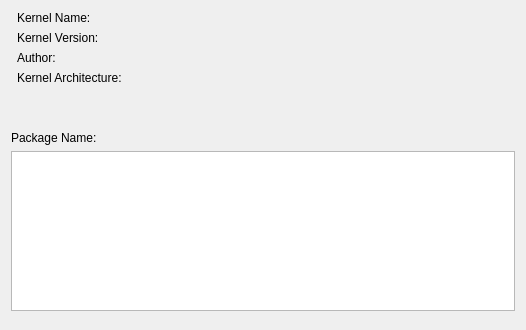
GXDE-OS/gxde-kernel-manager, file kernelinformationdialog.ui: the form before one commit.
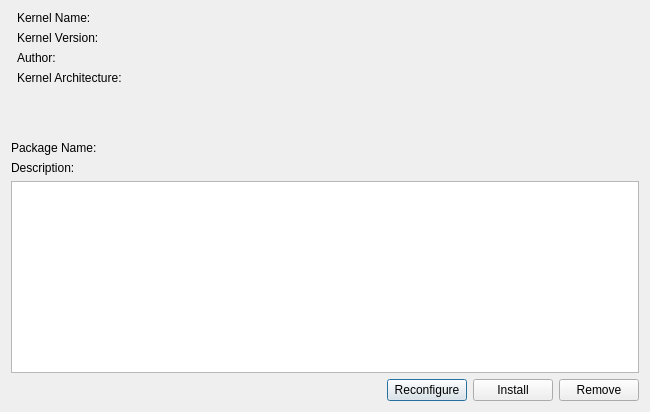
The form after the commit. Icons and pictures are not drawn.

Commit message: 优化内核详细信息窗口

```diff
--- a/kernelinformationdialog.ui
+++ b/kernelinformationdialog.ui
@@ -6,8 +6,8 @@
    <rect>
     <x>0</x>
     <y>0</y>
-    <width>526</width>
-    <height>330</height>
+    <width>650</width>
+    <height>412</height>
    </rect>
   </property>
   <property name="windowTitle">
@@ -98,21 +98,53 @@
      </property>
     </widget>
    </item>
+   <item>
+    <widget class="QLabel" name="m_desTip">
+     <property name="text">
+      <string>Description:</string>
+     </property>
+    </widget>
+   </item>
    <item>
     <widget class="QTextBrowser" name="m_des"/>
    </item>
    <item>
-    <spacer name="verticalSpacer">
+    <layout class="QHBoxLayout" name="horizontalLayout_2">
+     <item>
+      <spacer name="horizontalSpacer">
      <property name="orientation">
-      <enum>Qt::Vertical</enum>
+        <enum>Qt::Horizontal</enum>
      </property>
      <property name="sizeHint" stdset="0">
       <size>
-       <width>20</width>
-       <height>40</height>
+         <width>40</width>
+         <height>20</height>
       </size>
      </property>
     </spacer>
+     </item>
+     <item>
+      <widget class="QPushButton" name="m_reconfigureButton">
+       <property name="text">
+        <string>Reconfigure</string>
+       </property>
+      </widget>
+     </item>
+     <item>
+      <widget class="QPushButton" name="m_installButton">
+       <property name="text">
+        <string>Install</string>
+       </property>
+      </widget>
+     </item>
+     <item>
+      <widget class="QPushButton" name="m_removeButton">
+       <property name="text">
+        <string>Remove</string>
+       </property>
+      </widget>
+     </item>
+    </layout>
    </item>
   </layout>
  </widget>
```
Left out of the diff: 2 changed lines with no effect on the pictures. Lines whose indentation alone changed are shown as unchanged. The commit also changes 4 other files.
